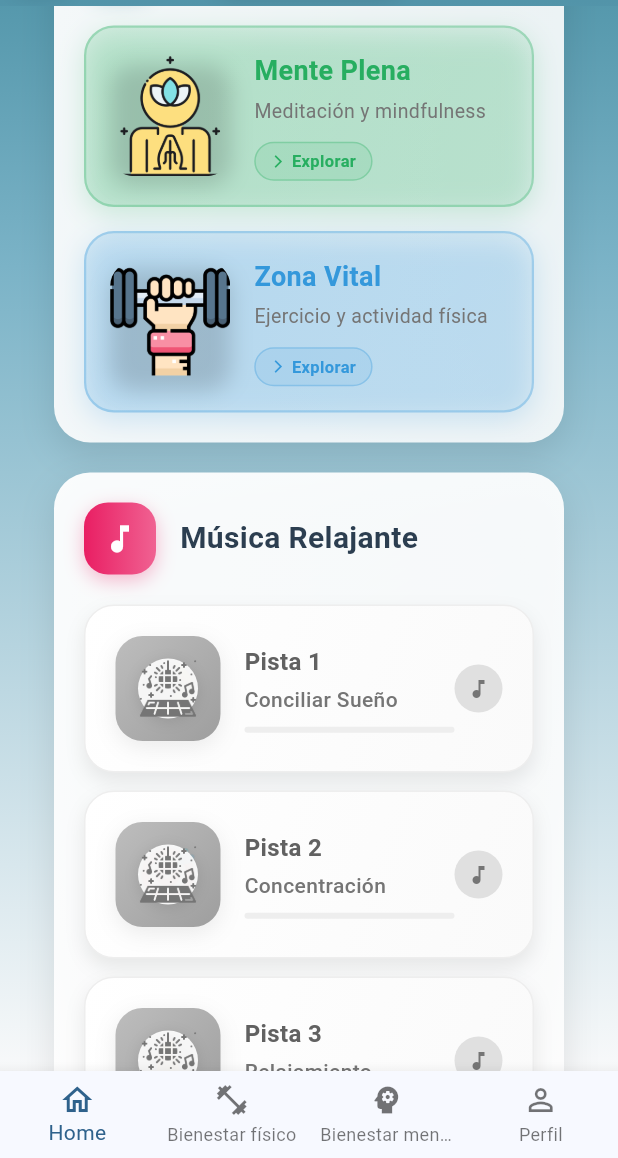
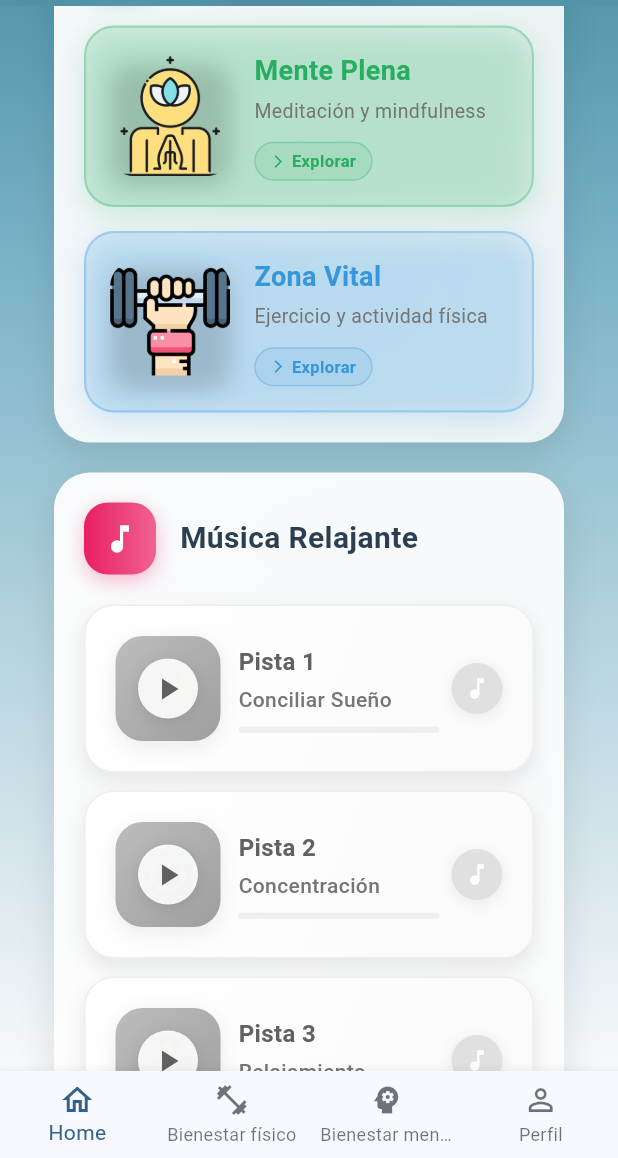
Before and after one commit to naohan/demo-, a Flutter app: the HomeScreen screen opened by its route, scrolled down 576 dp, on a phone screen of 412 x 824 dp, the part 78-1236 px from its top. Run offline on Flutter 3.47's test engine with Material 3 defaults, Android fonts, the phone set to English and light mode, and no system bars; our stand-ins replace audioplayers.

Commit message:
home: reproducir audios desde assets (AssetSource), fix overflow en pistas, agregar _pickTime y NDK 27

```diff
--- a/lib/src/features/home/home_screen.dart
+++ b/lib/src/features/home/home_screen.dart
@@ -65,60 +65,39 @@ class _HomeScreenState extends State<HomeScreen> {
     }
   }
 
-  Future<void> _pickTime() async {
-    final t = await showTimePicker(context: context, initialTime: _selectedTime);
-    if (t != null) setState(() => _selectedTime = t);
-  }
-
   Future<void> _playTrack(int index) async {
   setState(() => _currentTrack = index);
 
-    // URLs de audio que funcionan correctamente
-    final workingUrls = [
-      'https://www.soundjay.com/misc/sounds/bell-ringing-05.wav',
-      'https://www.soundjay.com/misc/sounds/bell-ringing-05.wav',
-      'https://www.soundjay.com/misc/sounds/bell-ringing-05.wav',
-    ];
-
-    // URLs alternativas que funcionan
-    final alternativeUrls = [
-      'https://www.soundjay.com/misc/sounds/bell-ringing-05.wav',
-      'https://www.soundjay.com/misc/sounds/bell-ringing-05.wav',
-      'https://www.soundjay.com/misc/sounds/bell-ringing-05.wav',
+  // Rutas locales de tus audios dentro de /assets/audio/
+  final localTracks = [
+    'audio/conciliar_sueno.mp3',
+    'audio/audio_concentracion.mp3',
+    'audio/audio_relajamiento.mp3',
   ];
 
   try {
     await _player.stop();
 
-      // Mostrar mensaje de reproducción
     ScaffoldMessenger.of(context).showSnackBar(
       SnackBar(
-          content: Text('Reproduciendo pista ${index + 1}...'),
+        content: Text('Reproduciendo: ${localTracks[index].split('/').last}'),
         backgroundColor: const Color(0xFF4A90A4),
         duration: const Duration(seconds: 2),
       ),
     );
 
-      // Reproducir audio directamente desde URL
-      await _player.play(UrlSource(workingUrls[index]));
-
+    // ✅ Aquí la clave: usar AssetSource para reproducir desde assets
+    await _player.play(AssetSource(localTracks[index]));
   } catch (e) {
-      print('Error playing audio: $e');
-      try {
-        // Intentar con URL alternativa
-        await _player.play(UrlSource(alternativeUrls[index]));
-      } catch (e2) {
-        print('Error with alternative audio: $e2');
-        // Mostrar mensaje de error más específico
+    print('Error reproduciendo audio: $e');
     ScaffoldMessenger.of(context).showSnackBar(
       const SnackBar(
-            content: Text('Audio temporalmente no disponible. Los archivos MP3 necesitan ser convertidos a un formato compatible.'),
-            backgroundColor: Colors.orange,
-            duration: Duration(seconds: 4),
+        content: Text('Error al reproducir el audio'),
+        backgroundColor: Colors.red,
+        duration: Duration(seconds: 2),
       ),
     );
     setState(() => _currentTrack = null);
-      }
   }
 }
 
@@ -1193,8 +1172,9 @@ class _HomeScreenState extends State<HomeScreen> {
         ],
       ),
       child: Row(
-          children: [
-            // Contenedor del emoji y botón de play
+        crossAxisAlignment: CrossAxisAlignment.center,
+        children: [
+          // 🎵 Botón circular con emoji o ícono
           Container(
             width: 70,
             height: 70,
@@ -1224,17 +1204,13 @@ class _HomeScreenState extends State<HomeScreen> {
             child: Stack(
               alignment: Alignment.center,
               children: [
-                  // Emoji de fondo
                 Opacity(
                   opacity: isCurrent ? 0.3 : 0.2,
                   child: Text(
                     emoji,
-                      style: const TextStyle(
-                        fontSize: 32,
-                      ),
-                    ),
-                  ),
-                  // Icono de play o pista
+                    style: const TextStyle(fontSize: 32),
+                  ),
+                ),
                 Container(
                   width: 40,
                   height: 40,
@@ -1250,47 +1226,38 @@ class _HomeScreenState extends State<HomeScreen> {
                     ],
                   ),
                   child: isCurrent
-                      ? const Icon(
-                          Icons.pause,
-                          color: Color(0xFFE91E63),
-                          size: 24,
-                        )
-                      : Image.asset(
-                          'assets/home/pista.png',
-                          width: 24,
-                          height: 24,
-                          color: Colors.grey[600],
-                          errorBuilder: (context, error, stackTrace) => const Icon(
-                            Icons.play_arrow,
-                            color: Colors.grey,
-                            size: 24,
-                          ),
-                        ),
-                  ),
-                ],
-              ),
-            ),
-            const SizedBox(width: 16),
-            // Información de la pista
+                      ? const Icon(Icons.pause, color: Color(0xFFE91E63), size: 24)
+                      : Icon(Icons.play_arrow, color: Colors.grey[700], size: 24),
+                ),
+              ],
+            ),
+          ),
+
+          const SizedBox(width: 12),
+
+          // 📋 Texto y barra de progreso
           Expanded(
             child: Column(
               crossAxisAlignment: CrossAxisAlignment.start,
-                mainAxisAlignment: MainAxisAlignment.center,
               children: [
                 Row(
                   children: [
-                      Text(
+                    Flexible(
+                      child: Text(
                         'Pista $trackNumber',
                         style: TextStyle(
                           fontSize: 16,
                           fontWeight: FontWeight.bold,
                           color: isCurrent ? const Color(0xFFE91E63) : Colors.grey[700],
                         ),
-                      ),
-                      const SizedBox(width: 8),
+                        overflow: TextOverflow.ellipsis,
+                      ),
+                    ),
+                    const SizedBox(width: 6),
                     if (isCurrent)
-                        Container(
-                          padding: const EdgeInsets.symmetric(horizontal: 8, vertical: 2),
+                      Flexible(
+                        child: Container(
+                          padding: const EdgeInsets.symmetric(horizontal: 6, vertical: 2),
                           decoration: BoxDecoration(
                             color: const Color(0xFFE91E63),
                             borderRadius: BorderRadius.circular(12),
@@ -1299,8 +1266,10 @@ class _HomeScreenState extends State<HomeScreen> {
                             'REPRODUCIENDO',
                             style: TextStyle(
                               color: Colors.white,
-                              fontSize: 10,
+                              fontSize: 9,
                               fontWeight: FontWeight.bold,
+                            ),
+                            overflow: TextOverflow.ellipsis,
                           ),
                         ),
                       ),
@@ -1311,12 +1280,14 @@ class _HomeScreenState extends State<HomeScreen> {
                   audioName,
                   style: TextStyle(
                     fontSize: 14,
-                      color: isCurrent ? const Color(0xFFE91E63).withOpacity(0.8) : Colors.grey[600],
+                    color: isCurrent
+                        ? const Color(0xFFE91E63).withOpacity(0.8)
+                        : Colors.grey[600],
                     fontWeight: FontWeight.w500,
                   ),
+                  overflow: TextOverflow.ellipsis,
                 ),
                 const SizedBox(height: 8),
-                  // Barra de progreso visual
                 Container(
                   height: 4,
                   decoration: BoxDecoration(
@@ -1337,45 +1308,37 @@ class _HomeScreenState extends State<HomeScreen> {
               ],
             ),
           ),
-            // Indicador de estado
-            if (isCurrent)
+
+          const SizedBox(width: 8),
+
+          // 🎚️ Indicador del estado
           Container(
             padding: const EdgeInsets.all(8),
             decoration: BoxDecoration(
-                  color: const Color(0xFFE91E63),
+              color: isCurrent ? const Color(0xFFE91E63) : Colors.grey[300],
               shape: BoxShape.circle,
               boxShadow: [
                 BoxShadow(
-                      color: const Color(0xFFE91E63).withOpacity(0.3),
+                  color: isCurrent
+                      ? const Color(0xFFE91E63).withOpacity(0.3)
+                      : Colors.grey.withOpacity(0.2),
                   blurRadius: 8,
                   offset: const Offset(0, 2),
                 ),
               ],
             ),
-                child: const Icon(
-                  Icons.equalizer,
+            child: Icon(
+              isCurrent ? Icons.equalizer : Icons.music_note,
               color: Colors.white,
-                  size: 20,
-                ),
-              )
-            else
-              Container(
-                padding: const EdgeInsets.all(8),
-                decoration: BoxDecoration(
-                  color: Colors.grey[300],
-                  shape: BoxShape.circle,
-                ),
-                child: Icon(
-                  Icons.music_note,
-                  color: Colors.grey[600],
-                  size: 16,
-                ),
-              ),
-          ],
-        ),
-      ),
-    );
-  }
+              size: 18,
+            ),
+          ),
+        ],
+      ),
+    ),
+  );
+}
+
 
   Widget _buildDailyAgenda() {
     return Container(
@@ -1740,6 +1703,27 @@ class _HomeScreenState extends State<HomeScreen> {
       ],
     );
   }
+  Future<void> _pickTime() async {
+  final TimeOfDay? picked = await showTimePicker(
+    context: context,
+    initialTime: _selectedTime,
+  );
+
+  if (picked != null && picked != _selectedTime) {
+    setState(() {
+      _selectedTime = picked;
+    });
+
+    ScaffoldMessenger.of(context).showSnackBar(
+      SnackBar(
+        content: Text('Hora seleccionada: ${picked.format(context)}'),
+        backgroundColor: const Color(0xFF9C27B0),
+        duration: const Duration(seconds: 2),
+      ),
+    );
+  }
+}
+
 }
 
 class _AgendaItem {
--- a/pubspec.yaml
+++ b/pubspec.yaml
@@ -34,7 +34,7 @@ dependencies:
   # The following adds the Cupertino Icons font to your application.
   # Use with the CupertinoIcons class for iOS style icons.
   cupertino_icons: ^1.0.8
-  audioplayers: ^5.2.1
+  audioplayers: ^6.0.0
 
 dev_dependencies:
   flutter_test:
```
Also changed, not shown: pubspec.lock, 1 other file. Lines whose indentation alone changed are shown as unchanged.
